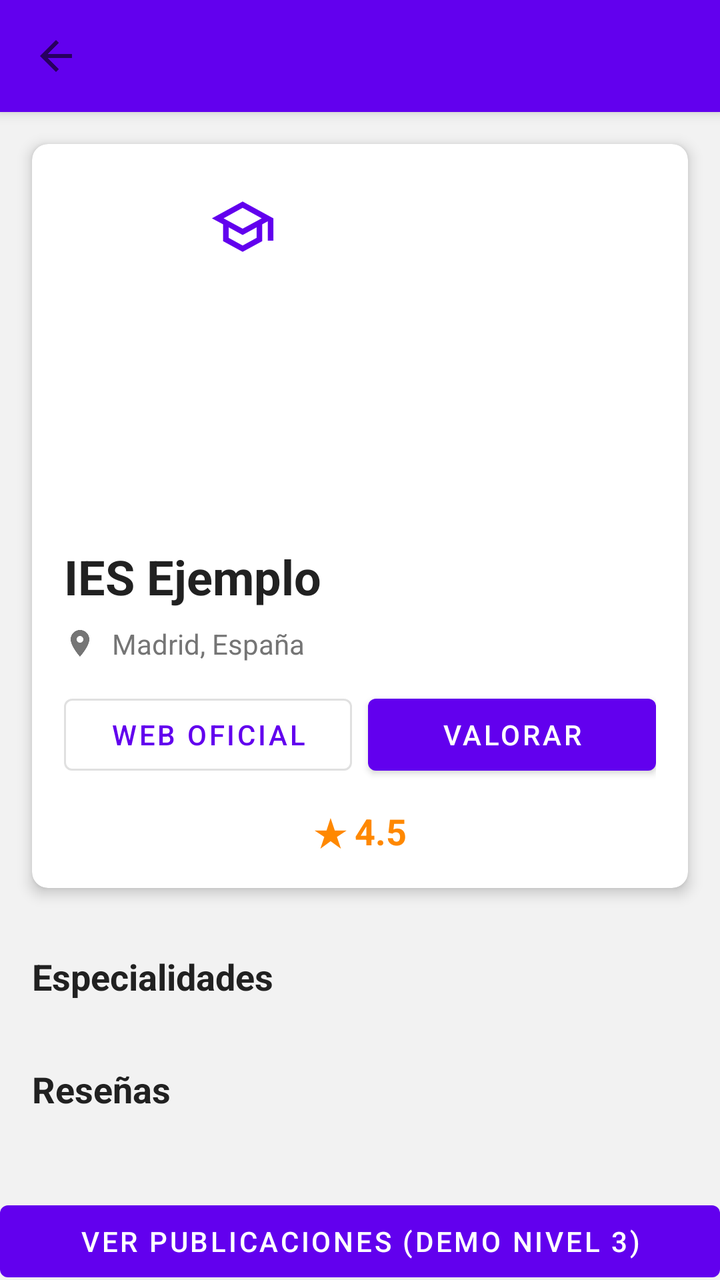
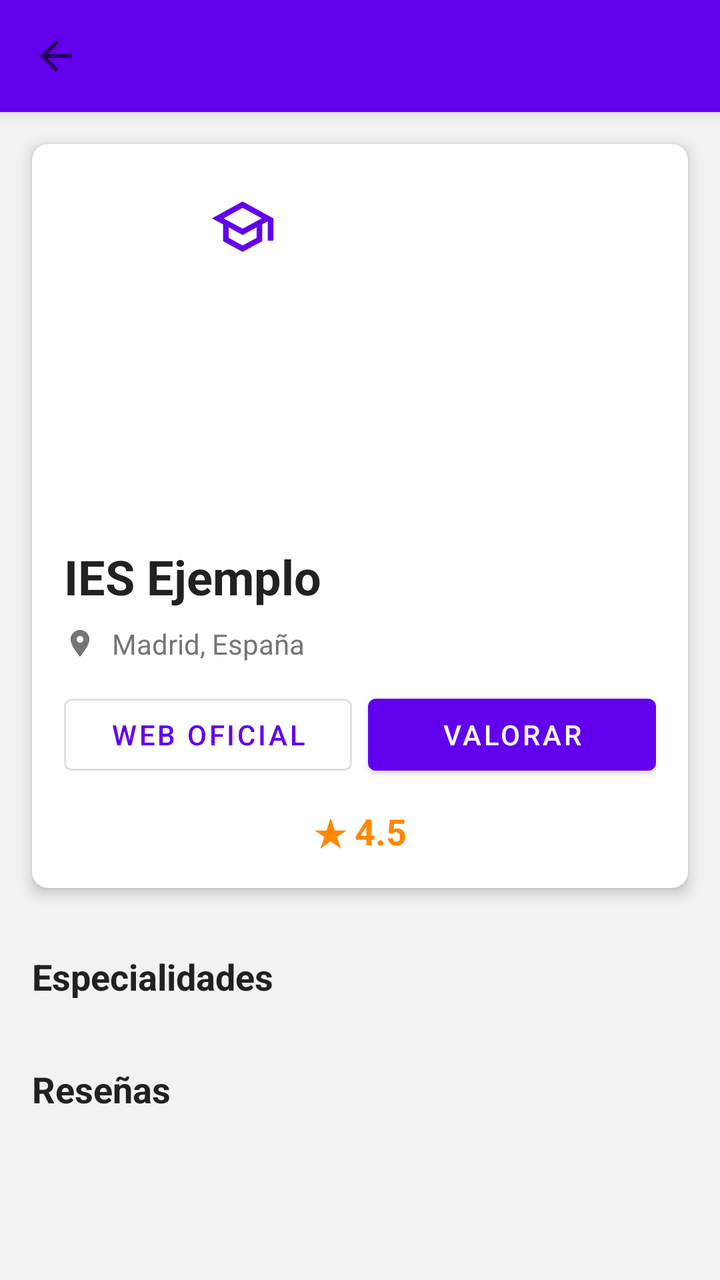

Two renders of the same Android screen: before a commit and after it. Below are the layout's source before the change and the commit's diff.
<!-- AndroidManifest.xml: application theme Theme.StudyBro -->
<!-- res/layout/actividad_perfil_centro.xml -->
<?xml version="1.0" encoding="utf-8"?>
<androidx.coordinatorlayout.widget.CoordinatorLayout 
    xmlns:android="http://schemas.android.com/apk/res/android"
    xmlns:app="http://schemas.android.com/apk/res-auto"
    android:layout_width="match_parent"
    android:layout_height="match_parent"
    android:background="@color/background">

    
    <com.google.android.material.appbar.AppBarLayout
        android:layout_width="match_parent"
        android:layout_height="wrap_content">

        <androidx.appcompat.widget.Toolbar
            android:id="@+id/toolbar"
            android:layout_width="match_parent"
            android:layout_height="?attr/actionBarSize"
            android:background="@color/primary"
            app:titleTextColor="@color/on_primary"
            app:navigationIcon="@drawable/ic_arrow_back"/>
    </com.google.android.material.appbar.AppBarLayout>

    
    <androidx.core.widget.NestedScrollView
        android:layout_width="match_parent"
        android:layout_height="match_parent"
        app:layout_behavior="@string/appbar_scrolling_view_behavior">

        <LinearLayout
            android:layout_width="match_parent"
            android:layout_height="wrap_content"
            android:orientation="vertical">

            
            <com.google.android.material.card.MaterialCardView
                android:layout_width="match_parent"
                android:layout_height="wrap_content"
                android:layout_margin="@dimen/margin_medium"
                app:cardElevation="@dimen/card_elevation"
                app:cardCornerRadius="@dimen/card_corner_radius">

                <LinearLayout
                    android:layout_width="match_parent"
                    android:layout_height="wrap_content"
                    android:orientation="vertical"
                    android:paddingBottom="16dp">

                    
                    <ImageView
                        android:id="@+id/ivCenterImage"
                        android:layout_width="match_parent"
                        android:layout_height="200dp"
                        android:scaleType="centerCrop"
                        android:src="@drawable/ic_launcher_foreground"
                        android:contentDescription="Foto del centro"/>

                    
                    <TextView
                        android:id="@+id/tvCenterName"
                        android:layout_width="match_parent"
                        android:layout_height="wrap_content"
                        android:text="IES Ejemplo"
                        android:textSize="24sp"
                        android:textStyle="bold"
                        android:textColor="@color/text_primary"
                        android:layout_marginBottom="8dp"
                        android:layout_marginHorizontal="16dp"/>

                    
                    <LinearLayout
                        android:layout_width="match_parent"
                        android:layout_height="wrap_content"
                        android:orientation="horizontal"
                        android:gravity="center_vertical"
                        android:layout_marginBottom="12dp"
                        android:layout_marginHorizontal="16dp">

                        <ImageView
                            android:layout_width="16dp"
                            android:layout_height="16dp"
                            android:src="@drawable/ic_location"
                            app:tint="@color/text_secondary"/>

                        <TextView
                            android:id="@+id/tvLocation"
                            android:layout_width="wrap_content"
                            android:layout_height="wrap_content"
                            android:text="Madrid, España"
                            android:textSize="14sp"
                            android:textColor="@color/text_secondary"
                            android:layout_marginStart="8dp"/>
                    </LinearLayout>

                    
                     <LinearLayout
                        android:layout_width="match_parent"
                        android:layout_height="wrap_content"
                        android:orientation="horizontal"
                        android:layout_marginBottom="12dp"
                        android:layout_marginHorizontal="16dp">

                        <com.google.android.material.button.MaterialButton
                            android:id="@+id/btnWeb"
                            android:layout_width="0dp"
                            android:layout_height="wrap_content"
                            android:layout_weight="1"
                            android:text="Web Oficial"
                            style="@style/Widget.MaterialComponents.Button.OutlinedButton"
                            android:layout_marginEnd="8dp"/>
                        
                        <com.google.android.material.button.MaterialButton
                            android:id="@+id/btnValorar"
                            android:layout_width="0dp"
                            android:layout_height="wrap_content"
                            android:layout_weight="1"
                            android:text="Valorar"
                            style="@style/Widget.MaterialComponents.Button"/>
                    </LinearLayout>

                    
                    <LinearLayout
                        android:layout_width="match_parent"
                        android:layout_height="wrap_content"
                        android:orientation="horizontal"
                        android:gravity="center_vertical"
                        android:layout_marginHorizontal="16dp">
                        <TextView
                            android:id="@+id/tvRating"
                            android:layout_width="match_parent"
                            android:layout_height="wrap_content"
                            android:text="★ 4.5"
                            android:textSize="18sp"
                            android:textColor="@android:color/holo_orange_dark"
                            android:textStyle="bold"
                            android:gravity="center"/>
                    </LinearLayout>
                </LinearLayout>
            </com.google.android.material.card.MaterialCardView>

            
            <TextView
                android:layout_width="wrap_content"
                android:layout_height="wrap_content"
                android:text="Especialidades"
                android:textSize="18sp"
                android:textStyle="bold"
                android:textColor="@color/text_primary"
                android:layout_marginStart="16dp"
                android:layout_marginTop="16dp"/>

            <androidx.recyclerview.widget.RecyclerView
                android:id="@+id/recyclerViewSpecialties"
                android:layout_width="match_parent"
                android:layout_height="wrap_content"
                android:nestedScrollingEnabled="false"
                android:padding="8dp"/>

            
            <TextView
                android:layout_width="wrap_content"
                android:layout_height="wrap_content"
                android:text="Reseñas"
                android:textSize="18sp"
                android:textStyle="bold"
                android:textColor="@color/text_primary"
                android:layout_marginStart="16dp"
                android:layout_marginTop="16dp"/>

            <androidx.recyclerview.widget.RecyclerView
                android:id="@+id/recyclerViewReviews"
                android:layout_width="match_parent"
                android:layout_height="wrap_content"
                android:nestedScrollingEnabled="false"
                android:padding="8dp"/>


            
            <TextView
                android:id="@+id/tvNoSpecialties"
                android:layout_width="wrap_content"
                android:layout_height="wrap_content"
                android:layout_gravity="center"
                android:text="@string/no_specialties"
                android:textSize="@dimen/text_subtitle"
                android:textColor="@color/text_secondary"
                android:visibility="gone"
                android:layout_marginTop="40dp"/>

            
            <com.google.android.material.button.MaterialButton
                android:id="@+id/btnVerPublicaciones"
                android:layout_width="match_parent"
                android:layout_height="wrap_content"
                android:text="Ver Publicaciones (Demo Nivel 3)"
                android:layout_marginTop="24dp"/>
        </LinearLayout>
    </androidx.core.widget.NestedScrollView>

    
    <ProgressBar
        android:id="@+id/progressBar"
        android:layout_width="wrap_content"
        android:layout_height="wrap_content"
        android:layout_gravity="center"
        android:visibility="gone"/>

</androidx.coordinatorlayout.widget.CoordinatorLayout>
<!-- resources referenced by this layout -->
<resources>
  <color name="background">#F2F2F2</color>
  <color name="on_primary">#FFFFFF</color>
  <color name="primary">#6200EE</color>
  <color name="text_primary">#212121</color>
  <color name="text_secondary">#757575</color>
  <dimen name="card_corner_radius">8dp</dimen>
  <dimen name="card_elevation">4dp</dimen>
  <dimen name="margin_medium">16dp</dimen>
  <dimen name="text_subtitle">18sp</dimen>
  <!-- drawable ic_arrow_back (drawable) -->
  <vector xmlns:android="http://schemas.android.com/apk/res/android"
      android:width="24dp"
      android:height="24dp"
      android:viewportWidth="24"
      android:viewportHeight="24"
      android:tint="?attr/colorControlNormal"
      android:autoMirrored="true">
      <path
          android:fillColor="@android:color/white"
          android:pathData="M20,11H7.83l5.59,-5.59L12,4l-8,8 8,8 1.41,-1.41L7.83,13H20v-2z"/>
  </vector>
  <!-- drawable ic_launcher_foreground (drawable) -->
  <vector xmlns:android="http://schemas.android.com/apk/res/android"
      android:width="108dp"
      android:height="108dp"
      android:viewportWidth="108"
      android:viewportHeight="108">
      <group android:scaleX="0.46"
          android:scaleY="0.46"
          android:translateX="29.16"
          android:translateY="29.16">
          <path
              android:fillColor="@color/primary"
              android:pathData="M12,3L1,9l4,2.18v6L12,21l7,-3.82v-6l2,-1.09V17h2V9L12,3zM18.82,9L12,12.72 5.18,9 12,5.28 18.82,9zM17,15.99l-5,2.73 -5,-2.73v-3.72L12,15l5,-2.73v3.72z"
              android:scaleX="4"
              android:scaleY="4"
              android:translateX="-2"
              android:translateY="-2"/>
      </group>
  </vector>
  <!-- drawable ic_location (drawable) -->
  <vector xmlns:android="http://schemas.android.com/apk/res/android"
      android:width="24dp"
      android:height="24dp"
      android:viewportWidth="24"
      android:viewportHeight="24"
      android:tint="?attr/colorControlNormal">
      <path
          android:fillColor="@android:color/white"
          android:pathData="M12,2C8.13,2 5,5.13 5,9c0,5.25 7,13 7,13s7,-7.75 7,-13c0,-3.87 -3.13,-7 -7,-7zM12,11.5c-1.38,0 -2.5,-1.12 -2.5,-2.5s1.12,-2.5 2.5,-2.5 2.5,1.12 2.5,2.5 -1.12,2.5 -2.5,2.5z"/>
  </vector>
  <string name="appbar_scrolling_view_behavior" translatable="false">com.google.android.material.appbar.AppBarLayout$ScrollingViewBehavior</string>
  <string name="no_specialties">No hay especialidades</string>
  <style name="Theme.StudyBro" parent="Theme.MaterialComponents.DayNight.DarkActionBar">
          
          <item name="colorPrimary">@color/purple_500</item>
          <item name="colorPrimaryVariant">@color/purple_700</item>
          <item name="colorOnPrimary">@color/white</item>
          
          <item name="colorSecondary">@color/teal_200</item>
          <item name="colorSecondaryVariant">@color/teal_700</item>
          <item name="colorOnSecondary">@color/black</item>
          
          <item name="android:statusBarColor">?attr/colorPrimaryVariant</item>
          
      </style>
  <color name="purple_500">#FF6200EE</color>
  <color name="purple_700">#FF3700B3</color>
  <color name="white">#FFFFFFFF</color>
  <color name="teal_200">#FF03DAC5</color>
  <color name="teal_700">#FF018786</color>
  <color name="black">#FF000000</color>
</resources>

<!-- the commit's change to res/layout/actividad_perfil_centro.xml (unified diff, before → after) -->
@@ -186,13 +186,6 @@
                 android:visibility="gone"
                 android:layout_marginTop="40dp"/>
 
-            
-            <com.google.android.material.button.MaterialButton
-                android:id="@+id/btnVerPublicaciones"
-                android:layout_width="match_parent"
-                android:layout_height="wrap_content"
-                android:text="Ver Publicaciones (Demo Nivel 3)"
-                android:layout_marginTop="24dp"/>
         </LinearLayout>
     </androidx.core.widget.NestedScrollView>
 
